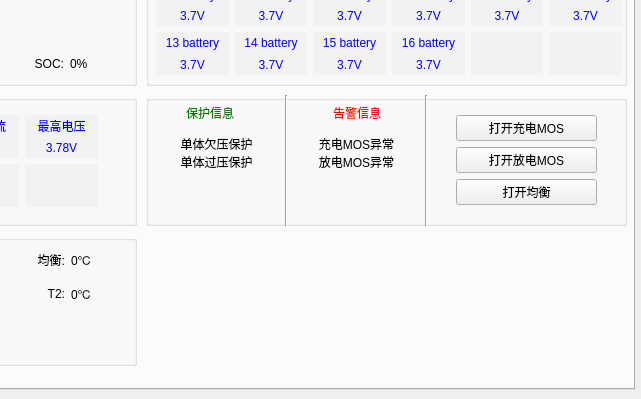
Above: main/mainwindow.ui from kinglon/bms before the change; both pictures show x 186 to 827 and y 121 to 520 of the 827 by 520 pixel window. Below: the same form after it.
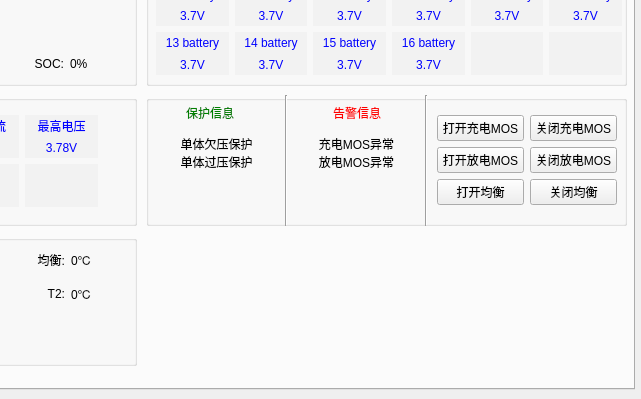
That is the form after the change. The open tabs and pages were chosen to show the change. Icons and pictures are not drawn.

Commit message: 开关按钮独立分开成2个

```diff
--- a/main/mainwindow.ui
+++ b/main/mainwindow.ui
@@ -1719,36 +1719,69 @@
         <bool>false</bool>
        </property>
       </widget>
-      <widget class="QWidget" name="layoutWidget5">
+      <widget class="QWidget" name="">
        <property name="geometry">
         <rect>
-         <x>310</x>
+         <x>291</x>
          <y>20</y>
-         <width>141</width>
-         <height>91</height>
+         <width>180</width>
+         <height>92</height>
         </rect>
        </property>
-       <layout class="QVBoxLayout" name="verticalLayout_42">
+       <layout class="QVBoxLayout" name="verticalLayout_3">
         <item>
-         <widget class="QPushButton" name="chargeMosButton">
+         <layout class="QHBoxLayout" name="horizontalLayout_11">
+          <item>
+           <widget class="QPushButton" name="openChargeMosButton">
           <property name="text">
            <string>打开充电MOS</string>
           </property>
          </widget>
         </item>
         <item>
-         <widget class="QPushButton" name="fangdianMosButton">
+           <widget class="QPushButton" name="closeChargeMosButton">
+            <property name="text">
+             <string>关闭充电MOS</string>
+            </property>
+           </widget>
+          </item>
+         </layout>
+        </item>
+        <item>
+         <layout class="QHBoxLayout" name="horizontalLayout_12">
+          <item>
+           <widget class="QPushButton" name="openFangdianMosButton">
           <property name="text">
            <string>打开放电MOS</string>
           </property>
          </widget>
         </item>
         <item>
-         <widget class="QPushButton" name="junhengButton">
+           <widget class="QPushButton" name="closeFangdianMosButton">
+            <property name="text">
+             <string>关闭放电MOS</string>
+            </property>
+           </widget>
+          </item>
+         </layout>
+        </item>
+        <item>
+         <layout class="QHBoxLayout" name="horizontalLayout_13">
+          <item>
+           <widget class="QPushButton" name="openJunhengButton">
           <property name="text">
            <string>打开均衡</string>
           </property>
          </widget>
+          </item>
+          <item>
+           <widget class="QPushButton" name="closeJunhengButton">
+            <property name="text">
+             <string>关闭均衡</string>
+            </property>
+           </widget>
+          </item>
+         </layout>
         </item>
        </layout>
       </widget>
```
Left out of the diff: 2 changed lines with no effect on the pictures. Lines whose indentation alone changed are shown as unchanged. The commit also changes 2 other files.
